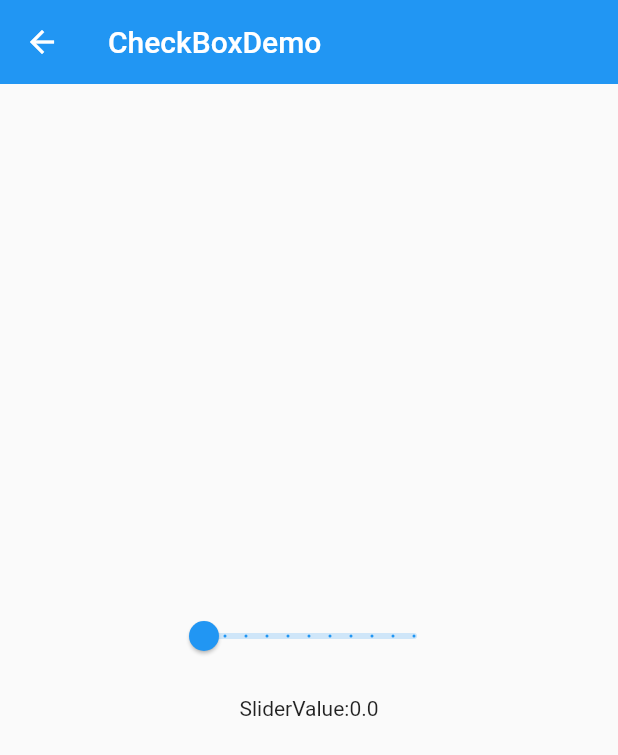
After one commit to CrazyAndy/flutterstudy001, a Flutter app: the screen it shows after launch, after a tap on "SliderDemo", on a phone screen of 412 x 824 dp. The commit adds this screen. Shown: the top 755 px of the screen. Run offline on Flutter 3.47's test engine with Material 2 defaults, Android fonts, the phone set to English and light mode, and no system bars.

Commit message:
flutter010 final

```diff
--- a/flutter010/lib/demo/form_demo.dart
+++ b/flutter010/lib/demo/form_demo.dart
@@ -4,6 +4,10 @@ class FormDemo extends StatelessWidget {
   @override
   Widget build(BuildContext context) {
     return Scaffold(
+      appBar: AppBar(
+        title: Text('FormDemo'),
+        elevation: 0.0,
+      ),
       // body: ThemeDemo(),
       body: Theme(
         data: Theme.of(context).copyWith(primaryColor: Colors.black),
@@ -20,6 +24,8 @@ class FormDemo extends StatelessWidget {
     );
   }
 }
+
+
 
 class RegisterForm extends StatefulWidget {
   _RegisterFormState createState() => _RegisterFormState();
--- a/flutter010/lib/demo/material_components.dart
+++ b/flutter010/lib/demo/material_components.dart
@@ -2,6 +2,11 @@ import 'package:flutter/material.dart';
 
 import '../demo/button_demo.dart';
 import '../demo/popup_menu_button_demo.dart';
+import '../demo/form_demo.dart';
+import '../demo/checkbox_demo.dart';
+import '../demo/switch_demo.dart';
+import '../demo/slider_demo.dart';
+import '../demo/datetime_demo.dart';
 
 class MaterialConponents extends StatelessWidget {
   @override
@@ -13,6 +18,26 @@ class MaterialConponents extends StatelessWidget {
       ),
       body: ListView(
         children: <Widget>[
+          ListItem(
+            title: 'DateTimeDemo',
+            page: DateTimeDemo(),
+          ),
+          ListItem(
+            title: 'SliderDemo',
+            page: SliderDemo(),
+          ),
+          ListItem(
+            title: 'SwitchDemo',
+            page: SwitchDemo(),
+          ),
+          ListItem(
+            title: 'CheckBoxDemo',
+            page: CheckBoxDemo(),
+          ),
+          ListItem(
+            title: 'FormDemo',
+            page: FormDemo(),
+          ),
           ListItem(
             title: 'PopupMenuButton',
             page: PopupMenuDemo(),
@@ -30,8 +55,6 @@ class MaterialConponents extends StatelessWidget {
     );
   }
 }
-
-
 
 class _WidgetDemo extends StatelessWidget {
   @override
--- /dev/null
+++ b/flutter010/lib/demo/slider_demo.dart
@@ -0,0 +1,51 @@
+import 'package:flutter/material.dart';
+
+class SliderDemo extends StatefulWidget {
+  @override
+  _SliderDemoState createState() => _SliderDemoState();
+}
+
+class _SliderDemoState extends State<SliderDemo> {
+  double _sliderItemA = 0.0;
+  @override
+  Widget build(BuildContext context) {
+    return Scaffold(
+      appBar: AppBar(
+        title: Text('CheckBoxDemo'),
+        elevation: 0.0,
+      ),
+      body: Container(
+        padding: EdgeInsets.all(16.0),
+        child: Column(
+          mainAxisAlignment: MainAxisAlignment.center,
+          children: <Widget>[
+
+            Row(
+              mainAxisAlignment: MainAxisAlignment.center,
+              children: <Widget>[
+                Slider(
+                  value: _sliderItemA,
+                  onChanged: (value){
+                    setState(() {
+                      _sliderItemA =value;
+                    });
+                  },
+                  activeColor: Theme.of(context).accentColor,
+                  inactiveColor: Theme.of(context).accentColor.withOpacity(0.2),
+                  min: 0.0,
+                  max: 10.0,
+                  divisions: 10,
+                  label: '${_sliderItemA.toInt()}',
+                )
+              ],
+            ),
+            SizedBox(height: 16.0,),
+            Text(
+              'SliderValue:$_sliderItemA'
+            )
+          ],
+        ),
+      ),
+    );
+  }
+}
--- a/flutter010/lib/main.dart
+++ b/flutter010/lib/main.dart
@@ -31,7 +31,7 @@ class App extends StatelessWidget{
           '/mdc':(context) => MaterialConponents(),
         },
         theme: ThemeData(
-          primarySwatch: Colors.yellow,
+          primarySwatch: Colors.blue,
           highlightColor: Color.fromRGBO(255, 255, 255, 0.5),
           splashColor: Colors.white70
         ),
--- a/flutter010/pubspec.yaml
+++ b/flutter010/pubspec.yaml
@@ -15,7 +15,7 @@ environment:
 dependencies:
   flutter:
     sdk: flutter
-
+  intl: 0.15.7
   # The following adds the Cupertino Icons font to your application.
   # Use with the CupertinoIcons class for iOS style icons.
   cupertino_icons: ^0.1.2
```
Also changed, not shown: flutter010/lib/demo/checkbox_demo.dart (added, +54 -0 lines), flutter010/lib/demo/datetime_demo.dart (added, +82 -0 lines), flutter010/lib/demo/switch_demo.dart (added, +60 -0 lines), 1 other file.
